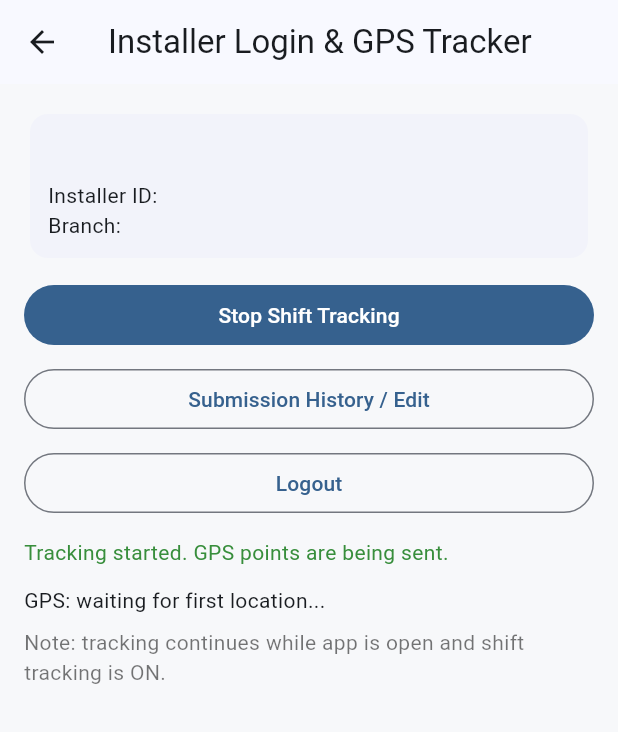
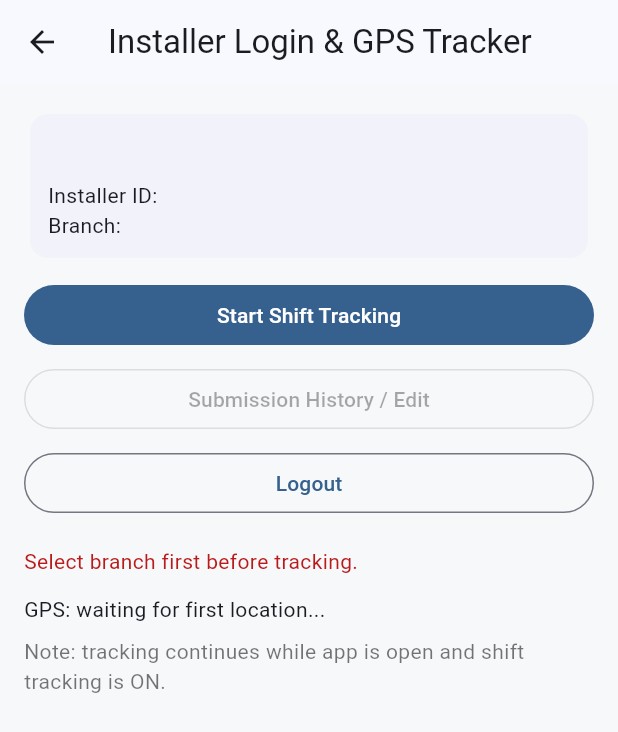
Before and after one commit to xconmik/RCMACAPAGAL-GFORM, a Flutter app: the InstallerTrackerScreen screen opened directly, after a tap on "Start Shift Tracking", on a phone screen of 412 x 824 dp. Shown: the top 732 px of the screen. Run offline on Flutter 3.47's test engine with Material 3 defaults, Android fonts, the light colour scheme and no system bars; our stand-ins replace flutter_map, geolocator, image_picker, latlong2, shared_preferences; accounts and stored records are empty; network calls fail.

Commit message:
Add installer login flow and refusal form support

```diff
--- a/lib/main.dart
+++ b/lib/main.dart
@@ -1,7 +1,7 @@
 import 'package:flutter/foundation.dart';
 import 'package:flutter/material.dart';
 import 'screens/admin_panel_screen.dart';
-import 'screens/home_screen.dart';
+import 'screens/installer_login_screen.dart';
 
 void main() {
   runApp(const RcMacapagalGformApp());
@@ -20,7 +20,7 @@ class RcMacapagalGformApp extends StatelessWidget {
         useMaterial3: true,
         scaffoldBackgroundColor: const Color(0xFFF7F8FA),
       ),
-      home: kIsWeb ? const AdminPanelScreen() : const HomeScreen(),
+      home: kIsWeb ? const AdminPanelScreen() : const InstallerLoginScreen(),
     );
   }
 }
--- a/lib/models/admin_data.dart
+++ b/lib/models/admin_data.dart
@@ -37,6 +37,7 @@ class AdminSubmission {
     required this.beforeImageDriveUrl,
     required this.afterImageDriveUrl,
     required this.completionImageDriveUrl,
+    required this.refusalImageDriveUrl,
   });
 
   final String entryId;
@@ -56,6 +57,7 @@ class AdminSubmission {
   final String beforeImageDriveUrl;
   final String afterImageDriveUrl;
   final String completionImageDriveUrl;
+  final String refusalImageDriveUrl;
 
   factory AdminSubmission.fromJson(Map<String, dynamic> json) {
     return AdminSubmission(
@@ -78,6 +80,7 @@ class AdminSubmission {
       afterImageDriveUrl: (json['afterImageDriveUrl'] ?? '').toString(),
       completionImageDriveUrl:
           (json['completionImageDriveUrl'] ?? '').toString(),
+      refusalImageDriveUrl: (json['refusalImageDriveUrl'] ?? '').toString(),
     );
   }
 }
@@ -120,7 +123,8 @@ class AdminDashboardData {
       recentInstallerLocations: trackingJson
           .whereType<Map>()
           .map(
-            (item) => AdminTrackingLocation.fromJson(item.cast<String, dynamic>()),
+            (item) =>
+                AdminTrackingLocation.fromJson(item.cast<String, dynamic>()),
           )
           .toList(),
     );
--- a/lib/models/installation_form_data.dart
+++ b/lib/models/installation_form_data.dart
@@ -20,6 +20,7 @@ class InstallationFormData {
   CapturedImageData? beforeImage;
   CapturedImageData? afterImage;
   CapturedImageData? completionImage;
+  CapturedImageData? refusalImage;
 
   Map<String, dynamic> toJson() {
     return {
@@ -42,6 +43,7 @@ class InstallationFormData {
       'beforeImage': beforeImage?.toJson(),
       'afterImage': afterImage?.toJson(),
       'completionImage': completionImage?.toJson(),
+      'refusalImage': refusalImage?.toJson(),
     };
   }
 }
--- a/lib/screens/admin_panel_screen.dart
+++ b/lib/screens/admin_panel_screen.dart
@@ -1417,7 +1417,8 @@ class _AdminPanelScreenState extends State<AdminPanelScreen> {
         final entry = submissions[index];
         final hasImages = entry.beforeImageDriveUrl.trim().isNotEmpty ||
             entry.afterImageDriveUrl.trim().isNotEmpty ||
-            entry.completionImageDriveUrl.trim().isNotEmpty;
+            entry.completionImageDriveUrl.trim().isNotEmpty ||
+            entry.refusalImageDriveUrl.trim().isNotEmpty;
 
         return Padding(
           padding: const EdgeInsets.all(12),
@@ -1484,6 +1485,8 @@ class _AdminPanelScreenState extends State<AdminPanelScreen> {
                   const SizedBox(height: 12),
                   _buildImagePreviewTile(
                       'Completion', entry.completionImageDriveUrl),
+                  const SizedBox(height: 12),
+                  _buildImagePreviewTile('Refusal', entry.refusalImageDriveUrl),
                 ],
               ),
             ),
--- a/lib/screens/installer_history_screen.dart
+++ b/lib/screens/installer_history_screen.dart
@@ -310,6 +310,7 @@ class _SubmissionGroup {
       beforeImageDriveUrl: base.beforeImageDriveUrl,
       afterImageDriveUrl: base.afterImageDriveUrl,
       completionImageDriveUrl: base.completionImageDriveUrl,
+      refusalImageDriveUrl: base.refusalImageDriveUrl,
     );
   }
 }
--- a/lib/screens/installer_tracker_screen.dart
+++ b/lib/screens/installer_tracker_screen.dart
@@ -9,13 +9,24 @@ import '../services/installer_tracking_service.dart';
 import '../services/local_storage_service.dart';
 
 class InstallerTrackerScreen extends StatefulWidget {
-  const InstallerTrackerScreen({super.key});
+  const InstallerTrackerScreen({super.key, this.initialProfile});
+
+  final InstallerProfile? initialProfile;
 
   @override
   State<InstallerTrackerScreen> createState() => _InstallerTrackerScreenState();
 }
 
 class _InstallerTrackerScreenState extends State<InstallerTrackerScreen> {
+  static const List<String> _branchOptions = [
+    'Bulacan',
+    'DSO Talavera',
+    'DSO Tarlac',
+    'DSO Pampanga',
+    'DSO Villasis',
+    'DSO Bantay',
+  ];
+
   final InstallerAuthService _authService = InstallerAuthService();
   final InstallerTrackingService _trackingService = InstallerTrackingService();
   final LocalStorageService _localStorageService = LocalStorageService();
@@ -39,7 +50,14 @@ class _InstallerTrackerScreenState extends State<InstallerTrackerScreen> {
   void initState() {
     super.initState();
     _sessionId = DateTime.now().millisecondsSinceEpoch.toString();
+    if (widget.initialProfile != null) {
+      _profile = widget.initialProfile;
+      _status = _hasActiveBranch(widget.initialProfile!)
+          ? 'Profile loaded. Start shift tracking when ready.'
+          : 'Profile loaded. Select branch before tracking.';
+    } else {
       _restoreSession();
+    }
   }
 
   @override
@@ -55,13 +73,15 @@ class _InstallerTrackerScreenState extends State<InstallerTrackerScreen> {
     if (!mounted || session == null) return;
 
     final profile = InstallerProfile.fromJson(session);
-    if (profile.installerId.trim().isEmpty || profile.branch.trim().isEmpty) {
+    if (profile.installerId.trim().isEmpty) {
       return;
     }
 
     setState(() {
       _profile = profile;
-      _status = 'Profile loaded. Start shift tracking when ready.';
+      _status = _hasActiveBranch(profile)
+          ? 'Profile loaded. Start shift tracking when ready.'
+          : 'Profile loaded. Select branch before tracking.';
     });
   }
 
@@ -90,7 +110,9 @@ class _InstallerTrackerScreenState extends State<InstallerTrackerScreen> {
       if (!mounted) return;
       setState(() {
         _profile = profile;
-        _status = 'Logged in. You can now start shift tracking.';
+        _status = _hasActiveBranch(profile)
+            ? 'Logged in. You can now start shift tracking.'
+            : 'Logged in. Select your branch before tracking.';
       });
     } catch (e) {
       if (!mounted) return;
@@ -150,6 +172,13 @@ class _InstallerTrackerScreenState extends State<InstallerTrackerScreen> {
     if (profile == null) {
       setState(() {
         _error = 'Login first before tracking.';
+      });
+      return;
+    }
+
+    if (!_hasActiveBranch(profile)) {
+      setState(() {
+        _error = 'Select branch first before tracking.';
       });
       return;
     }
@@ -247,6 +276,25 @@ class _InstallerTrackerScreenState extends State<InstallerTrackerScreen> {
     }
   }
 
+  bool _hasActiveBranch(InstallerProfile profile) {
+    return profile.branch.trim().isNotEmpty;
+  }
+
+  Future<void> _updateActiveBranch(String? branch) async {
+    final profile = _profile;
+    if (profile == null || branch == null || branch.trim().isEmpty) return;
+
+    final updatedProfile = profile.copyWith(branch: branch.trim());
+    await _localStorageService.saveInstallerSession(updatedProfile.toJson());
+
+    if (!mounted) return;
+    setState(() {
+      _profile = updatedProfile;
+      _status = 'Branch set to ${updatedProfile.branch}.';
+      _error = null;
+    });
+  }
+
   @override
   Widget build(BuildContext context) {
     final profile = _profile;
@@ -298,6 +346,28 @@ class _InstallerTrackerScreenState extends State<InstallerTrackerScreen> {
                         ),
                         const SizedBox(height: 6),
                         Text('Installer ID: ${profile.installerId}'),
+                        if (profile.allowsBranchSelection) ...[
+                          const SizedBox(height: 8),
+                          DropdownButtonFormField<String>(
+                            initialValue:
+                                _branchOptions.contains(profile.branch)
+                                    ? profile.branch
+                                    : null,
+                            decoration: const InputDecoration(
+                              labelText: 'Active Branch',
+                              border: OutlineInputBorder(),
+                            ),
+                            items: _branchOptions
+                                .map(
+                                  (branch) => DropdownMenuItem<String>(
+                                    value: branch,
+                                    child: Text(branch),
+                                  ),
+                                )
+                                .toList(),
+                            onChanged: _updateActiveBranch,
+                          ),
+                        ] else
                           Text('Branch: ${profile.branch}'),
                       ],
                     ),
@@ -312,7 +382,9 @@ class _InstallerTrackerScreenState extends State<InstallerTrackerScreen> {
                 ),
                 const SizedBox(height: 8),
                 OutlinedButton(
-                  onPressed: () {
+                  onPressed: !_hasActiveBranch(profile)
+                      ? null
+                      : () {
                           Navigator.of(context).push(
                             MaterialPageRoute<void>(
                               builder: (_) =>
--- a/lib/services/installer_auth_service.dart
+++ b/lib/services/installer_auth_service.dart
@@ -1,10 +1,11 @@
 import 'dart:convert';
 
-import 'package:http/http.dart' as http;
-
+import 'apps_script_http_service.dart';
 import 'api_endpoints.dart';
 
 class InstallerAuthService {
+  final AppsScriptHttpService _httpService = const AppsScriptHttpService();
+
   Future<InstallerProfile> login({
     required String installerId,
     required String pin,
@@ -13,17 +14,17 @@ class InstallerAuthService {
       throw Exception('Installer login endpoint is not configured.');
     }
 
-    final response = await http.post(
+    final response = await _httpService.postJson(
       Uri.parse(ApiEndpoints.installerLoginUrl),
-      headers: const {'Content-Type': 'application/json'},
-      body: jsonEncode({
+      {
         'installerId': installerId,
         'pin': pin,
-      }),
+      },
     );
 
     if (response.statusCode < 200 || response.statusCode >= 300) {
-      throw Exception('Login failed (${response.statusCode}): ${response.body}');
+      throw Exception(
+          'Login failed (${response.statusCode}): ${response.body}');
     }
 
     final decoded = jsonDecode(response.body);
@@ -39,6 +40,7 @@ class InstallerAuthService {
       installerId: (decoded['installerId'] ?? '').toString(),
       installerName: (decoded['installerName'] ?? '').toString(),
       branch: (decoded['branch'] ?? '').toString(),
+      allowsBranchSelection: decoded['allowsBranchSelection'] == true,
       role: (decoded['role'] ?? 'installer').toString(),
     );
   }
@@ -49,19 +51,39 @@ class InstallerProfile {
     required this.installerId,
     required this.installerName,
     required this.branch,
+    required this.allowsBranchSelection,
     required this.role,
   });
 
   final String installerId;
   final String installerName;
   final String branch;
+  final bool allowsBranchSelection;
   final String role;
+
+  InstallerProfile copyWith({
+    String? installerId,
+    String? installerName,
+    String? branch,
+    bool? allowsBranchSelection,
+    String? role,
+  }) {
+    return InstallerProfile(
+      installerId: installerId ?? this.installerId,
+      installerName: installerName ?? this.installerName,
+      branch: branch ?? this.branch,
+      allowsBranchSelection:
+          allowsBranchSelection ?? this.allowsBranchSelection,
+      role: role ?? this.role,
+    );
+  }
 
   Map<String, dynamic> toJson() {
     return {
       'installerId': installerId,
       'installerName': installerName,
       'branch': branch,
+      'allowsBranchSelection': allowsBranchSelection,
       'role': role,
     };
   }
@@ -71,6 +93,7 @@ class InstallerProfile {
       installerId: (json['installerId'] ?? '').toString(),
       installerName: (json['installerName'] ?? '').toString(),
       branch: (json['branch'] ?? '').toString(),
+      allowsBranchSelection: json['allowsBranchSelection'] == true,
       role: (json['role'] ?? 'installer').toString(),
     );
   }
```
Also changed, not shown: lib/screens/installer_dashboard_screen.dart (added, +206 -0 lines), lib/screens/installer_login_screen.dart (added, +181 -0 lines), lib/screens/multi_step_form_screen.dart (+68 -2 lines), lib/services/admin_service.dart (+10 -6 lines), lib/services/apps_script_http_service.dart (added, +64 -0 lines), lib/services/installer_tracking_service.dart (+6 -6 lines), lib/services/upload_service.dart (+7 -32 lines), 2 other files. Lines whose indentation alone changed are shown as unchanged.
